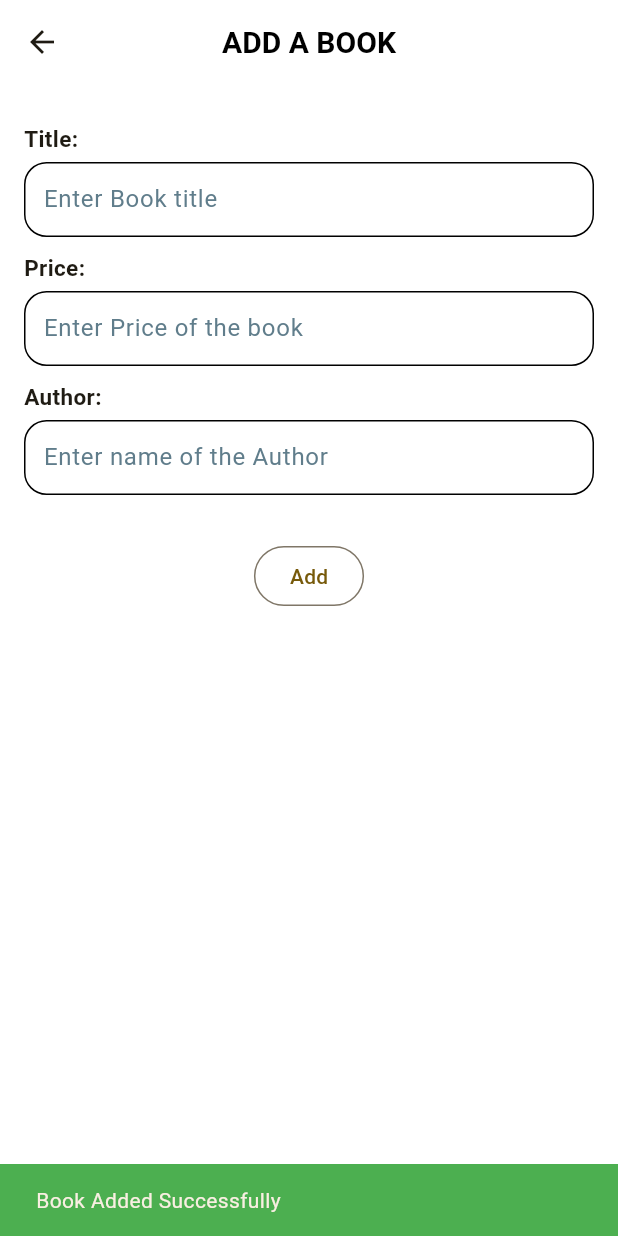
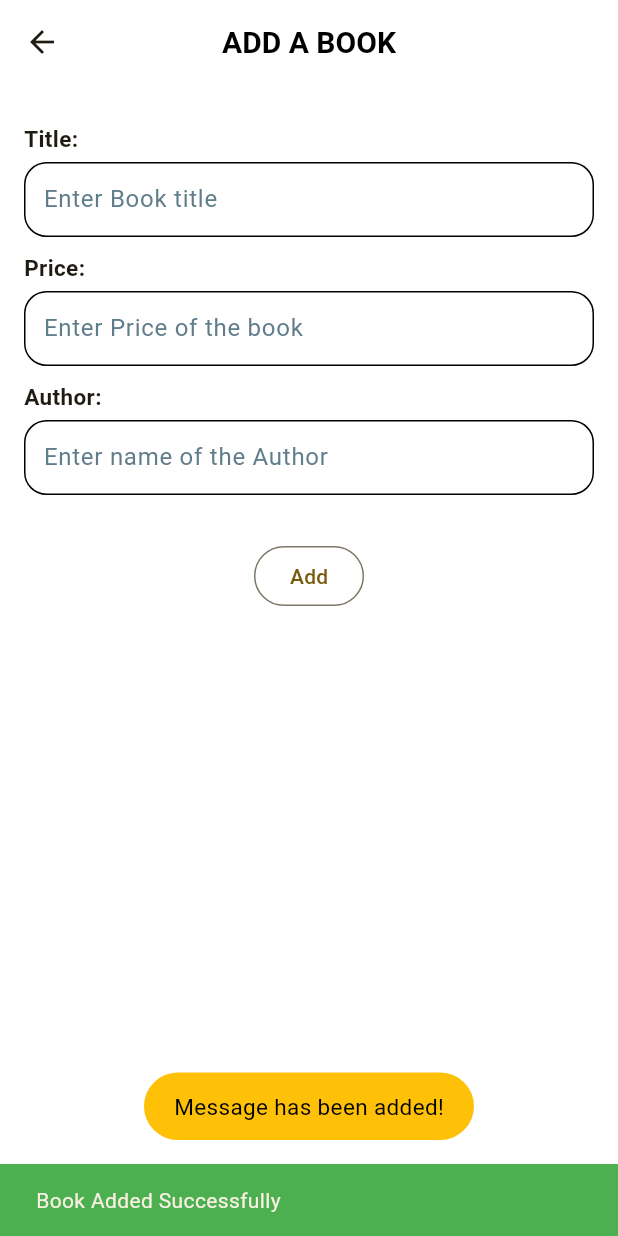
Before and after one commit to basanthraj15/book_stash, a Flutter app: the BookScreen screen opened directly, after a tap on "Add", on a phone screen of 412 x 824 dp. Run offline on Flutter 3.47's test engine with Material 3 defaults, Android fonts, the phone set to English and light mode, and no system bars; our stand-ins replace cloud_firestore, firebase_core, fluttertoast, random_string; accounts and stored records are empty.

Commit message:
ui changes added

```diff
--- a/lib/Services/database.dart
+++ b/lib/Services/database.dart
@@ -7,4 +7,9 @@ class DatabaseHelper {
         .doc(id)
         .set(bookInfoMap);
   }
+
+  //get info
+  Future<Stream<QuerySnapshot>> getAllBookInfo() async {
+    return await FirebaseFirestore.instance.collection("Books").snapshots();
+  }
 }
--- a/lib/books.dart
+++ b/lib/books.dart
@@ -1,6 +1,8 @@
 import 'package:book_stash/Services/database.dart';
+import 'package:book_stash/utils/toast.dart';
 import 'package:flutter/material.dart';
 import 'package:random_string/random_string.dart';
+
 
 class BookScreen extends StatefulWidget {
   const BookScreen({super.key});
@@ -31,6 +33,8 @@ class _BookScreenState extends State<BookScreen> {
         margin: EdgeInsets.all(8),
         child: Padding(
           padding: const EdgeInsets.all(8.0),
+          child: SingleChildScrollView(
+            physics: AlwaysScrollableScrollPhysics(),
             child: Column(
               mainAxisAlignment: MainAxisAlignment.start,
               crossAxisAlignment: CrossAxisAlignment.start,
@@ -114,13 +118,15 @@ class _BookScreenState extends State<BookScreen> {
                           await DatabaseHelper()
                               .addBookDetails(bookInfoMap, Id)
                               .then((value) {
-                          print("Success!!!!");
+                            ShowToast.toast(message: "Message has been added!");
+                            // print("Success!!!!");
                             _showSnackBar(context);
                           });
                           _print();
                         },
                         child: Text("Add")))
               ],
+            ),
           ),
         ),
       ),
--- /dev/null
+++ b/lib/utils/toast.dart
@@ -0,0 +1,23 @@
+import 'package:flutter/material.dart';
+import 'package:fluttertoast/fluttertoast.dart';
+
+class ShowToast {
+  static void toast({
+    String message = "Done!",
+    ToastGravity gravity = ToastGravity.BOTTOM,
+    int timeInSecForIosWeb = 1,
+    Color backgroundColor = Colors.amber,
+    Color textColor = Colors.black,
+    double fontsize = 15.0,
+  }) {
+    Fluttertoast.showToast(
+      msg: message,
+      toastLength: Toast.LENGTH_SHORT,
+      gravity: gravity,
+      timeInSecForIosWeb: timeInSecForIosWeb,
+      backgroundColor: backgroundColor,
+      textColor: textColor,
+      fontSize: fontsize,
+    );
+  }
+}
--- a/pubspec.yaml
+++ b/pubspec.yaml
@@ -38,6 +38,7 @@ dependencies:
   firebase_core: ^3.4.0
   cloud_firestore: ^5.4.0
   random_string: ^2.3.1
+  fluttertoast: ^8.2.8
 
 dev_dependencies:
   flutter_test:
```
Also changed, not shown: lib/Home.dart (+58 -1 lines), pubspec.lock, 1 other file. Lines whose indentation alone changed are shown as unchanged.
